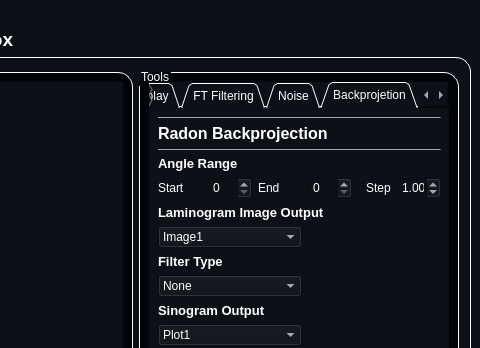
The window that resources/MainWindow.ui (mo-gaafar/image-processing-toolbox) describes before a commit, drawn with Qt 5; both pictures show x 694 to 1174 and y 0 to 348 of the 1174 by 714 pixel window.
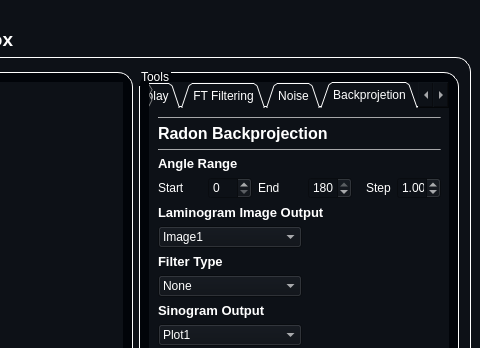
The same window after the commit. Icons and pictures are not drawn.

```diff
--- a/resources/MainWindow.ui
+++ b/resources/MainWindow.ui
@@ -3625,6 +3625,9 @@
                 <property name="maximum">
                  <number>180</number>
                 </property>
+                <property name="value">
+                 <number>180</number>
+                </property>
                </widget>
               </item>
               <item row="15" column="0" colspan="7">
```
Left out of the diff: 2 changed lines with no effect on the pictures.
